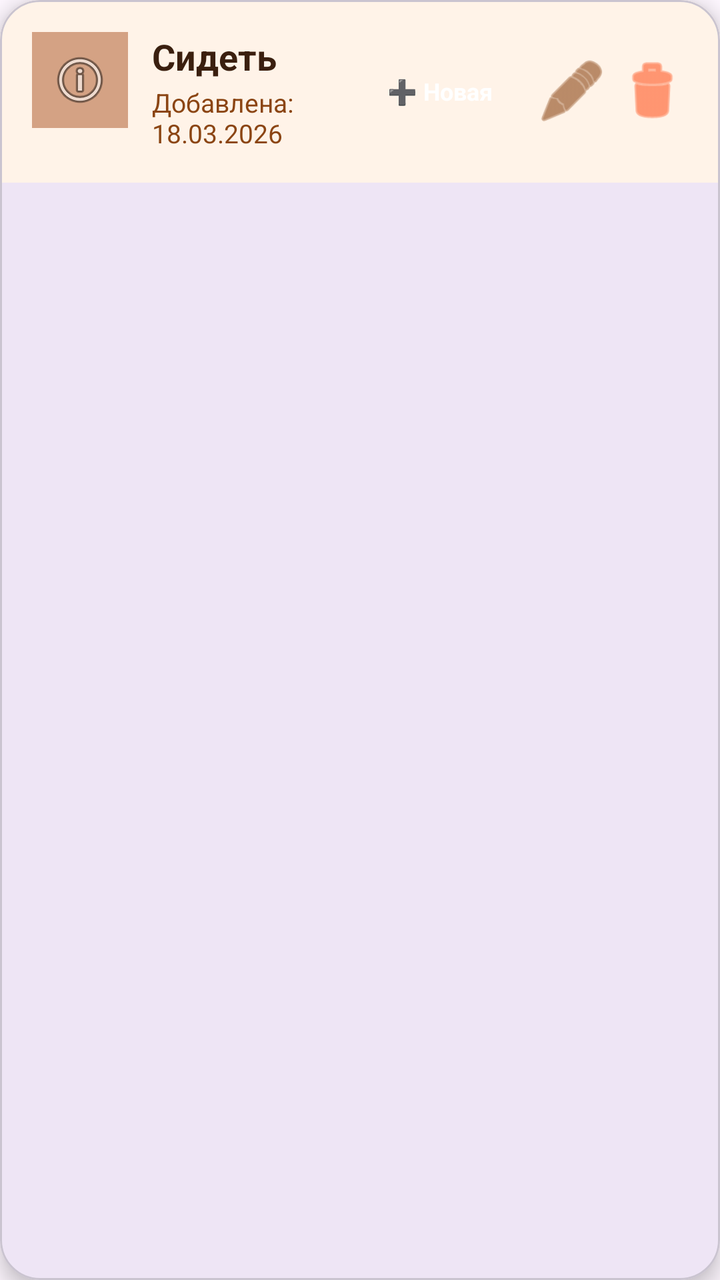
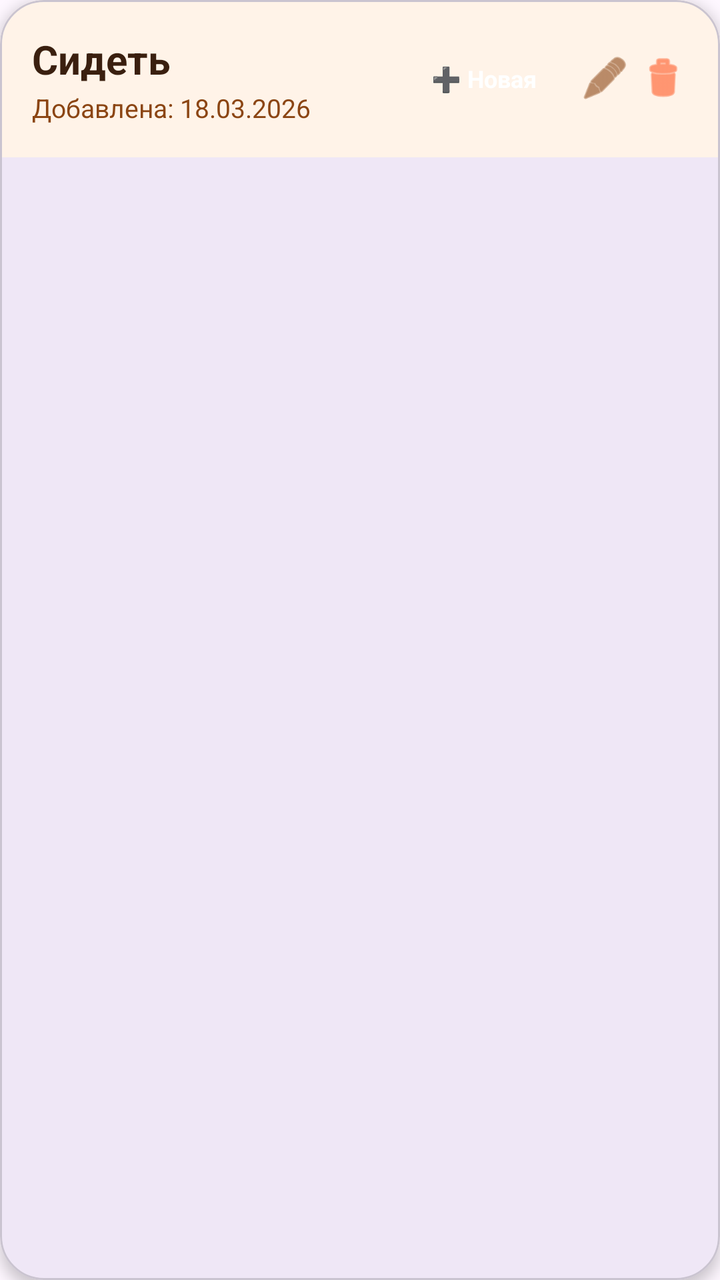

Before-and-after screenshots of an Android layout around one commit, followed by the original layout XML and the change that was made.
<!-- AndroidManifest.xml: application theme Theme.MyPet -->
<!-- res/layout/item_command.xml -->
<?xml version="1.0" encoding="utf-8"?>
<com.google.android.material.card.MaterialCardView
    xmlns:android="http://schemas.android.com/apk/res/android"
    xmlns:app="http://schemas.android.com/apk/res-auto"
    android:layout_width="match_parent"
    android:layout_height="wrap_content"
    android:layout_margin="12dp"
    app:cardCornerRadius="20dp"
    app:cardElevation="6dp">

    <LinearLayout
        android:layout_width="match_parent"
        android:layout_height="wrap_content"
        android:minHeight="72dp"
        android:orientation="horizontal"
        android:padding="16dp"
        android:background="#FFF3E8">

        
        <ImageView
            android:id="@+id/ivIcon"
            android:layout_width="48dp"
            android:layout_height="48dp"
            android:layout_marginEnd="12dp"
            android:background="#D4A284"
            android:contentDescription="Иконка"
            android:scaleType="centerInside"
            android:src="@android:drawable/ic_menu_info_details" />

        
        <LinearLayout
            android:layout_width="0dp"
            android:layout_height="wrap_content"
            android:layout_weight="1"
            android:orientation="vertical">

            <TextView
                android:id="@+id/tvName"
                android:layout_width="match_parent"
                android:layout_height="wrap_content"
                android:text="Сидеть"
                android:textColor="#3A1F0F"
                android:textSize="18sp"
                android:textStyle="bold"
                android:ellipsize="end"
                android:singleLine="true" />


            <TextView
                android:id="@+id/tvDate"
                android:layout_width="match_parent"
                android:layout_height="wrap_content"
                android:layout_marginTop="2dp"
                android:text="Добавлена: 18.03.2026"
                android:textColor="#8B4513"
                android:textSize="13sp" />

        </LinearLayout>

        
        <TextView
            android:id="@+id/tvStatus"
            android:layout_width="wrap_content"
            android:layout_height="wrap_content"
            android:layout_gravity="center_vertical"
            android:layout_marginEnd="12dp"
            android:minWidth="72dp"
            android:padding="8dp"
            android:text="➕ Новая"
            android:textColor="#FFFFFF"
            android:textSize="12sp"
            android:textStyle="bold"
            android:gravity="center" />

        
        <ImageView
            android:id="@+id/ivEdit"
            android:layout_width="36dp"
            android:layout_height="36dp"
            android:layout_gravity="center_vertical"
            android:layout_marginEnd="4dp"
            android:background="?attr/selectableItemBackgroundBorderless"
            android:contentDescription="Изменить"
            android:src="@android:drawable/ic_menu_edit"
            android:tint="#8B4513" />

        
        <ImageView
            android:id="@+id/ivDelete"
            android:layout_width="36dp"
            android:layout_height="36dp"
            android:layout_gravity="center_vertical"
            android:background="?attr/selectableItemBackgroundBorderless"
            android:contentDescription="Удалить"
            android:src="@android:drawable/ic_menu_delete"
            android:tint="#FF5722" />

    </LinearLayout>

</com.google.android.material.card.MaterialCardView>
<!-- resources referenced by this layout -->
<resources>
  <style name="Theme.MyPet" parent="Base.Theme.MyPet" />
  <style name="Base.Theme.MyPet" parent="Theme.Material3.DayNight.NoActionBar">
          
          
      </style>
</resources>

<!-- the commit's change to res/layout/item_command.xml (unified diff, before → after) -->
@@ -4,9 +4,9 @@
     xmlns:app="http://schemas.android.com/apk/res-auto"
     android:layout_width="match_parent"
     android:layout_height="wrap_content"
-    android:layout_margin="12dp"
-    app:cardCornerRadius="20dp"
-    app:cardElevation="6dp">
+    android:layout_marginBottom="14dp"
+    app:cardCornerRadius="22dp"
+    app:cardElevation="4dp">
 
     <LinearLayout
         android:layout_width="match_parent"
@@ -16,18 +16,7 @@
         android:padding="16dp"
         android:background="#FFF3E8">
 
-        
-        <ImageView
-            android:id="@+id/ivIcon"
-            android:layout_width="48dp"
-            android:layout_height="48dp"
-            android:layout_marginEnd="12dp"
-            android:background="#D4A284"
-            android:contentDescription="Иконка"
-            android:scaleType="centerInside"
-            android:src="@android:drawable/ic_menu_info_details" />
 
-        
         <LinearLayout
             android:layout_width="0dp"
             android:layout_height="wrap_content"
@@ -40,7 +29,7 @@
                 android:layout_height="wrap_content"
                 android:text="Сидеть"
                 android:textColor="#3A1F0F"
-                android:textSize="18sp"
+                android:textSize="20sp"
                 android:textStyle="bold"
                 android:ellipsize="end"
                 android:singleLine="true" />
@@ -57,7 +46,6 @@
 
         </LinearLayout>
 
-        
         <TextView
             android:id="@+id/tvStatus"
             android:layout_width="wrap_content"
@@ -72,28 +60,26 @@
             android:textStyle="bold"
             android:gravity="center" />
 
-        
         <ImageView
             android:id="@+id/ivEdit"
-            android:layout_width="36dp"
-            android:layout_height="36dp"
+            android:layout_width="25dp"
+            android:layout_height="25dp"
             android:layout_gravity="center_vertical"
             android:layout_marginEnd="4dp"
             android:background="?attr/selectableItemBackgroundBorderless"
             android:contentDescription="Изменить"
             android:src="@android:drawable/ic_menu_edit"
-            android:tint="#8B4513" />
+            app:tint="#8B4513" />
 
-        
         <ImageView
             android:id="@+id/ivDelete"
-            android:layout_width="36dp"
-            android:layout_height="36dp"
+            android:layout_width="25dp"
+            android:layout_height="25dp"
             android:layout_gravity="center_vertical"
             android:background="?attr/selectableItemBackgroundBorderless"
             android:contentDescription="Удалить"
             android:src="@android:drawable/ic_menu_delete"
-            android:tint="#FF5722" />
+            app:tint="#FF5722" />
 
     </LinearLayout>
 
